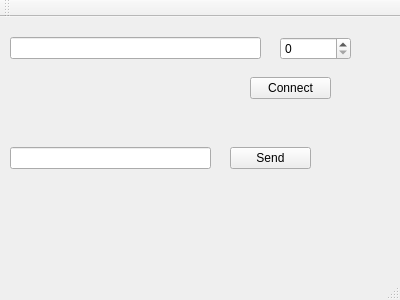
The window that udp_example/mainwindow.ui (ctag/cpe453) describes before a commit, drawn with Qt 5.
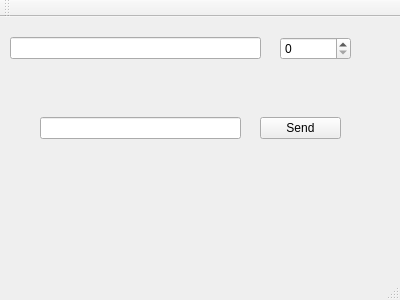
The same window after the commit.

```diff
--- a/udp_example/mainwindow.ui
+++ b/udp_example/mainwindow.ui
@@ -37,24 +37,11 @@
      <number>99999</number>
     </property>
    </widget>
-   <widget class="QPushButton" name="pushButton_connect">
-    <property name="geometry">
-     <rect>
-      <x>250</x>
-      <y>60</y>
-      <width>81</width>
-      <height>22</height>
-     </rect>
-    </property>
-    <property name="text">
-     <string>Connect</string>
-    </property>
-   </widget>
    <widget class="QLineEdit" name="lineEdit_message">
     <property name="geometry">
      <rect>
-      <x>10</x>
-      <y>130</y>
+      <x>40</x>
+      <y>100</y>
       <width>201</width>
       <height>22</height>
      </rect>
@@ -63,8 +50,8 @@
    <widget class="QPushButton" name="pushButton_send">
     <property name="geometry">
      <rect>
-      <x>230</x>
-      <y>130</y>
+      <x>260</x>
+      <y>100</y>
       <width>81</width>
       <height>22</height>
      </rect>
```
